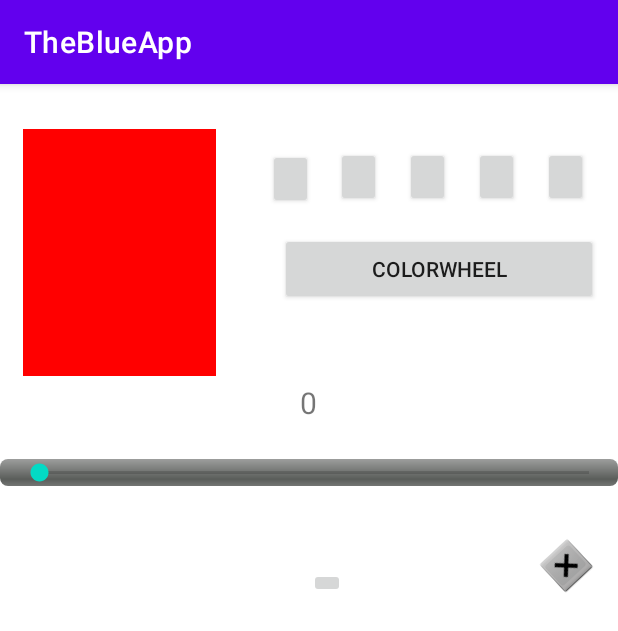
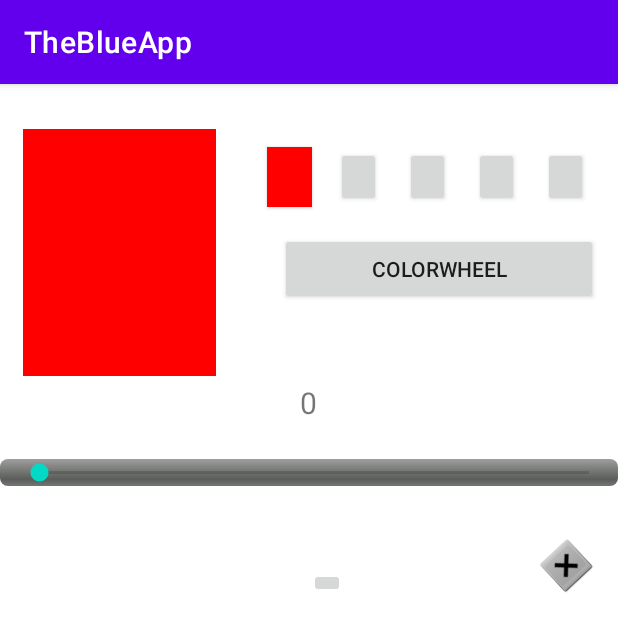
Before and after one commit to Luis29178/BlueApp, an Android app: the screen it shows after launch (MainActivity), after a tap on an icon or button, on a phone screen of 412 x 824 dp. Shown: the top 631 px of the screen. Run offline under Robolectric (Android 15) with nearby library versions, the phone set to English and light mode, and no system bars; libraries missing offline, so code that uses them is left out: yuku.ambilwarna; 1 statement that could not run was skipped.

Commit message:
Revert "Crash commit 2"
This reverts commit d6676fda

```diff
--- a/app/src/main/java/com/example/theblueapp/BlueToothActivity.java
+++ b/app/src/main/java/com/example/theblueapp/BlueToothActivity.java
@@ -103,7 +103,7 @@ public class BlueToothActivity extends AppCompatActivity implements AdapterView.
         super.onCreate(savedInstanceState);
         setContentView(R.layout.bluetooth_discov_layout);
         NewDevices = (ListView) findViewById(R.id.BlueNewDevices);
-
+        bDeviceList = new ArrayList<>();
         bBlueAdapter = BluetoothAdapter.getDefaultAdapter();
         IntentFilter pBondFilter = new IntentFilter(BluetoothDevice.ACTION_BOND_STATE_CHANGED);
         registerReceiver(pBrodcastReciverBond, pBondFilter);
--- a/app/src/main/java/com/example/theblueapp/MainActivity.java
+++ b/app/src/main/java/com/example/theblueapp/MainActivity.java
@@ -40,7 +40,7 @@ public class MainActivity extends AppCompatActivity implements View.OnClickListe
     private Button ColorWbutton;// Button that will call color wheel
     private int SelectedColor;
 
-
+    private ArrayList<BluetoothDevice> mDeviceList = new ArrayList<>();
 
 
     private ImageButton OnOffButton;//Power button in the center
@@ -63,7 +63,9 @@ public class MainActivity extends AppCompatActivity implements View.OnClickListe
         setContentView(R.layout.activity_main);
         super.onCreate(savedInstanceState);
 
+        BluetoothDevice tempDevice = getIntent().getExtras().getParcelable("ADDED_DEVICE");
 
+        mDeviceList.add(tempDevice);
 
 
 
@@ -182,7 +184,7 @@ public class MainActivity extends AppCompatActivity implements View.OnClickListe
 
     @Override//this method will be implemented as ButtonDesierd.OnClickListener(this) needs to be revied on what color v.getSolidColor() pulls
     public void onClick(View v) {
-        int x = 0;
+        int x = v.getDrawingCacheBackgroundColor();
 
     }
 }
--- a/app/src/main/res/layout/activity_main.xml
+++ b/app/src/main/res/layout/activity_main.xml
@@ -136,7 +136,6 @@
         android:layout_marginRight="20dp"
         app:backgroundTint="#FFEB3B" />
 
-
     <Button
         android:id="@+id/ColorPreset1"
         android:layout_width="30dp"
@@ -144,9 +143,10 @@
         android:layout_alignParentTop="true"
         android:layout_alignParentEnd="true"
         android:layout_alignParentRight="true"
-        android:layout_marginTop="43dp"
-        android:layout_marginEnd="203dp"
-        android:layout_marginRight="203dp"
+        android:layout_marginTop="42dp"
+        android:layout_marginEnd="204dp"
+        android:layout_marginRight="204dp"
+        android:background="#FF0000"
         app:backgroundTint="#FF0000" />
 
     <ImageButton
--- a/build.gradle
+++ b/build.gradle
@@ -5,7 +5,7 @@ buildscript {
         mavenCentral()
     }
     dependencies {
-        classpath 'com.android.tools.build:gradle:4.2.1'
+        classpath "com.android.tools.build:gradle:4.2.0"
 
         // NOTE: Do not place your application dependencies here; they belong
         // in the individual module build.gradle files
```
